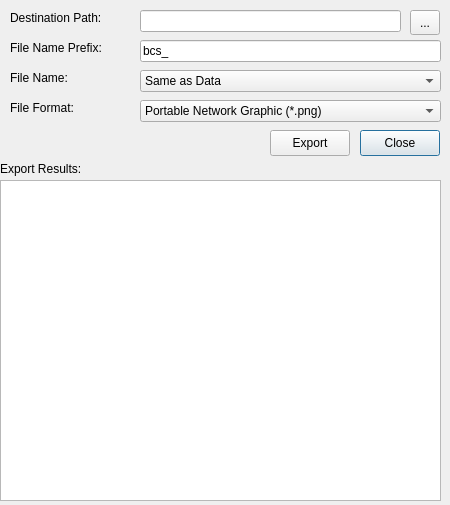
First picture: the form in frontend_qt/extExport.ui, repository zint/zint, before the edit.
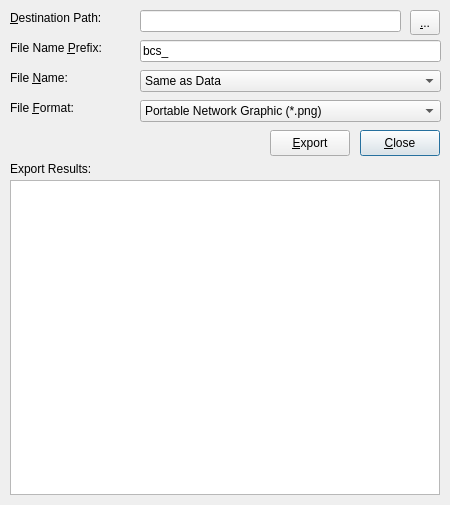
Second picture: the form after the edit. Icons and pictures are not drawn.

```diff
--- a/frontend_qt/extExport.ui
+++ b/frontend_qt/extExport.ui
@@ -153,7 +153,7 @@
     <string>Find a destination for your files</string>
    </property>
    <property name="text">
-    <string>...</string>
+    <string>&amp;...</string>
    </property>
   </widget>
   <widget class="QLabel" name="label">
@@ -166,7 +166,13 @@
     </rect>
    </property>
    <property name="text">
-    <string>Destination Path:</string>
+    <string>&amp;Destination Path:</string>
+   </property>
+   <property name="toolTip">
+    <string>Destination folder</string>
+   </property>
+   <property name="buddy">
+    <cstring>linDestPath</cstring>
    </property>
   </widget>
   <widget class="QLabel" name="label_2">
@@ -179,7 +185,13 @@
     </rect>
    </property>
    <property name="text">
-    <string>File Name Prefix:</string>
+    <string>File Name &amp;Prefix:</string>
+   </property>
+   <property name="toolTip">
+    <string>The first part of the filenames</string>
+   </property>
+   <property name="buddy">
+    <cstring>linPrefix</cstring>
    </property>
   </widget>
   <widget class="QLabel" name="label_3">
@@ -192,7 +204,13 @@
     </rect>
    </property>
    <property name="text">
-    <string>File Name:</string>
+    <string>File &amp;Name:</string>
+   </property>
+   <property name="toolTip">
+    <string>Set the naming convention used by the files</string>
+   </property>
+   <property name="buddy">
+    <cstring>cmbFileName</cstring>
    </property>
   </widget>
   <widget class="QLabel" name="label_4">
@@ -205,7 +223,13 @@
     </rect>
    </property>
    <property name="text">
-    <string>File Format:</string>
+    <string>File &amp;Format:</string>
+   </property>
+   <property name="toolTip">
+    <string>The type of file which you want to create</string>
+   </property>
+   <property name="buddy">
+    <cstring>cmbFileFormat</cstring>
    </property>
   </widget>
   <widget class="QPushButton" name="btnCancel">
@@ -218,7 +242,10 @@
     </rect>
    </property>
    <property name="text">
-    <string>Close</string>
+    <string>&amp;Close</string>
+   </property>
+   <property name="toolTip">
+    <string>Close window</string>
    </property>
   </widget>
   <widget class="QPushButton" name="btnOK">
@@ -231,23 +258,26 @@
     </rect>
    </property>
    <property name="text">
-    <string>Export</string>
+    <string>&amp;Export</string>
+   </property>
+   <property name="toolTip">
+    <string>Create files</string>
    </property>
   </widget>
   <widget class="QPlainTextEdit" name="txtFeedback">
    <property name="geometry">
     <rect>
-     <x>0</x>
+     <x>10</x>
      <y>180</y>
-     <width>441</width>
-     <height>321</height>
+     <width>430</width>
+     <height>315</height>
     </rect>
    </property>
   </widget>
   <widget class="QLabel" name="lblFeedback">
    <property name="geometry">
     <rect>
-     <x>0</x>
+     <x>10</x>
      <y>160</y>
      <width>101</width>
      <height>17</height>
```
Left out of the diff: 2 changed lines with no effect on the pictures.
